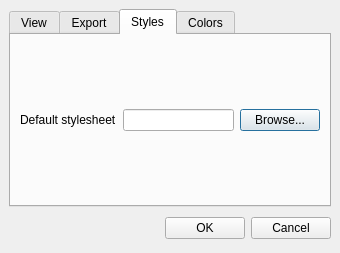
First picture: the form in dialogs/preferences.ui, repository veusz/veusz, before the edit.
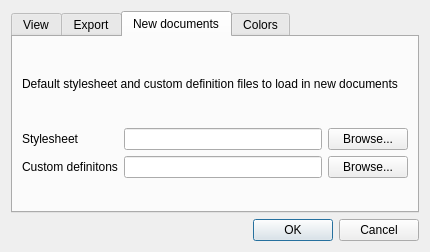
Second picture: the form after the edit. The open tabs and pages were chosen to show the change.

Commit message: Add default custom setting definition file in preferences

The edit to the form file:
```diff
--- a/dialogs/preferences.ui
+++ b/dialogs/preferences.ui
@@ -6,20 +6,14 @@
    <rect>
     <x>0</x>
     <y>0</y>
-    <width>340</width>
-    <height>253</height>
+    <width>430</width>
+    <height>252</height>
    </rect>
   </property>
   <property name="windowTitle">
    <string>Preferences</string>
   </property>
-  <layout class="QVBoxLayout">
-   <property name="spacing">
-    <number>6</number>
-   </property>
-   <property name="margin">
-    <number>9</number>
-   </property>
+  <layout class="QVBoxLayout" name="verticalLayout_4">
    <item>
     <widget class="QTabWidget" name="tabWidget">
      <property name="currentIndex">
@@ -197,13 +191,31 @@
      </widget>
      <widget class="QWidget" name="StylesTab">
       <attribute name="title">
-       <string>Styles</string>
+       <string>New documents</string>
       </attribute>
+      <layout class="QVBoxLayout" name="verticalLayout_3">
+       <item>
+        <widget class="QLabel" name="label_8">
+         <property name="sizePolicy">
+          <sizepolicy hsizetype="Preferred" vsizetype="Maximum">
+           <horstretch>0</horstretch>
+           <verstretch>0</verstretch>
+          </sizepolicy>
+         </property>
+         <property name="text">
+          <string>Default stylesheet and custom definition files to load in new documents</string>
+         </property>
+         <property name="wordWrap">
+          <bool>true</bool>
+         </property>
+        </widget>
+       </item>
+       <item>
       <layout class="QGridLayout" name="gridLayout">
        <item row="0" column="0">
         <widget class="QLabel" name="label_4">
          <property name="text">
-          <string>Default stylesheet</string>
+            <string>Stylesheet</string>
          </property>
         </widget>
        </item>
@@ -222,6 +234,30 @@
          </property>
         </widget>
        </item>
+         <item row="1" column="0">
+          <widget class="QLabel" name="label_7">
+           <property name="text">
+            <string>Custom definitons</string>
+           </property>
+          </widget>
+         </item>
+         <item row="1" column="1">
+          <widget class="QLineEdit" name="customLineEdit">
+           <property name="toolTip">
+            <string>A custom definiton file name specified here will be automatically loaded when creating a new document.
+Leave blank for no file to be loaded.</string>
+           </property>
+          </widget>
+         </item>
+         <item row="1" column="2">
+          <widget class="QPushButton" name="customBrowseButton">
+           <property name="text">
+            <string>Browse...</string>
+           </property>
+          </widget>
+         </item>
+        </layout>
+       </item>
       </layout>
      </widget>
      <widget class="QWidget" name="tab">
@@ -241,41 +277,11 @@
     </widget>
    </item>
    <item>
-    <layout class="QHBoxLayout">
-     <property name="spacing">
-      <number>6</number>
+    <widget class="QDialogButtonBox" name="buttonBox">
+     <property name="standardButtons">
+      <set>QDialogButtonBox::Cancel|QDialogButtonBox::Ok</set>
      </property>
-     <property name="margin">
-      <number>0</number>
-     </property>
-     <item>
-      <spacer>
-       <property name="orientation">
-        <enum>Qt::Horizontal</enum>
-       </property>
-       <property name="sizeHint" stdset="0">
-        <size>
-         <width>131</width>
-         <height>31</height>
-        </size>
-       </property>
-      </spacer>
-     </item>
-     <item>
-      <widget class="QPushButton" name="okButton">
-       <property name="text">
-        <string>OK</string>
-       </property>
-      </widget>
-     </item>
-     <item>
-      <widget class="QPushButton" name="cancelButton">
-       <property name="text">
-        <string>Cancel</string>
-       </property>
-      </widget>
-     </item>
-    </layout>
+    </widget>
    </item>
   </layout>
  </widget>
```
Left out of the diff: 24 changed lines with no effect on the pictures. Lines whose indentation alone changed are shown as unchanged. The commit also changes 3 other files.
